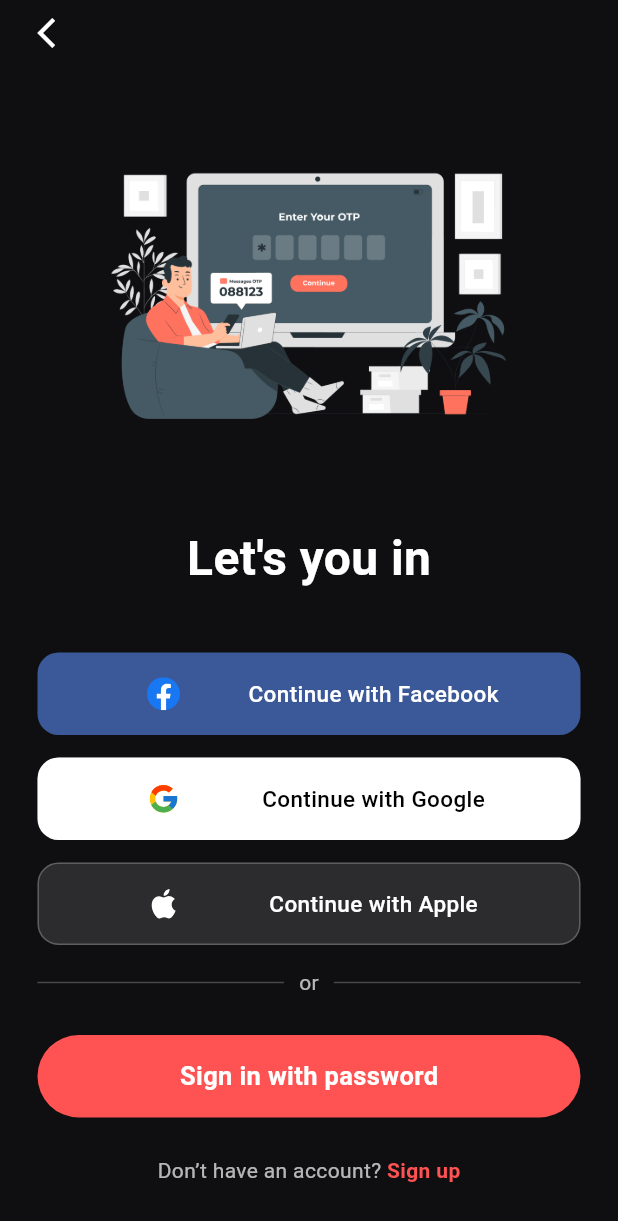
After one commit to vandkeysha/mova_app, a Flutter app: the screen it shows after launch, after a tap on "Get Started", on a phone screen of 412 x 824 dp. The commit adds this screen. Shown: the top 1221 px of the screen. Run offline on Flutter 3.47's test engine with Material 3 defaults, Android fonts, the phone set to English and light mode, and no system bars; our stand-ins replace flutter_svg.

Commit message:
finishing login choice screen

```diff
--- /dev/null
+++ b/lib/screens/login_choice.dart
@@ -0,0 +1,209 @@
+import 'package:flutter/material.dart';
+import 'package:flutter_svg/flutter_svg.dart';
+
+class LoginChoiceScreen extends StatelessWidget {
+  const LoginChoiceScreen({super.key});
+
+  @override
+  Widget build(BuildContext context) {
+    return Scaffold(
+      backgroundColor: Color(0xFF0F0F12),
+      body: SafeArea(
+        child: Padding(
+          padding: EdgeInsets.symmetric(horizontal: 25),
+          child: Column(
+            crossAxisAlignment: CrossAxisAlignment.start,
+            children: [
+
+              SizedBox(height: 10),
+
+              // untuk back button
+              GestureDetector(
+                onTap: () => Navigator.pop(context),
+                child: Icon(Icons.arrow_back_ios, color: Colors.white),
+              ),
+
+              SizedBox(height: 10),
+
+              // ilustrasi untuk image nya
+              Center(
+                child: Image.asset(
+                  "assets/images/login.png",
+                  height: 300,
+                  width: 290,
+                ),
+              ),
+
+              SizedBox(height: 5),
+
+              Center(
+                child: Text(
+                  "Let's you in",
+                  style: TextStyle(
+                    color: Colors.white,
+                    fontSize: 32,
+                    fontWeight: FontWeight.bold,
+                  ),
+                ),
+              ),
+
+              SizedBox(height: 40),
+
+              // facebook button
+              _socialButton(
+                svgPath: "assets/icons/facebook.svg",
+                text: "Continue with Facebook",
+                color: Color(0xFF3b5998),
+              ),
+
+              SizedBox(height: 15),
+
+              // google button
+              _socialButton(
+                svgPath: "assets/icons/google.svg",
+                text: "Continue with Google",
+                color: Colors.white,
+                textColor: Colors.black,
+                borderColor: Colors.white24,
+              ),
+
+              SizedBox(height: 15),
+
+              // Apple button nya
+              _socialButton(
+                svgPath: "assets/icons/apple.svg",
+                text: "Continue with Apple",
+                color: Colors.white12,
+                textColor: Colors.white,
+                borderColor: Colors.white24,
+              ),
+
+              SizedBox(height: 15),
+
+              // untuk divider nya atau garis putih putih nya
+              Row(
+                children: [
+                  Expanded(child: Divider(color: Colors.white24)),
+                  Padding(
+                    padding: EdgeInsets.symmetric(horizontal: 10),
+                    child: Text(
+                      "or",
+                      style: TextStyle(color: Colors.white70),
+                    ),
+                  ),
+                  Expanded(child: Divider(color: Colors.white24)),
+                ],
+              ),
+
+              SizedBox(height: 25),
+
+              // password untuk login button
+              GestureDetector(
+                onTap: () {},
+                child: Container(
+                  height: 55,
+                  decoration: BoxDecoration(
+                    color: Colors.redAccent,
+                    borderRadius: BorderRadius.circular(40),
+                  ),
+                  child: Center(
+                    child: Text(
+                      "Sign in with password",
+                      style: TextStyle(
+                        color: Colors.white,
+                        fontSize: 17,
+                        fontWeight: FontWeight.bold,
+                      ),
+                    ),
+                  ),
+                ),
+              ),
+
+              SizedBox(height: 25),
+
+              // sign up
+              Row(
+                mainAxisAlignment: MainAxisAlignment.center,
+                children: [
+                  Text(
+                    "Don’t have an account? ",
+                    style: TextStyle(color: Colors.white70),
+                  ),
+                  Text(
+                    "Sign up",
+                    style: TextStyle(
+                      color: Colors.redAccent,
+                      fontWeight: FontWeight.bold,
+                    ),
+                  ),
+                ],
+              ),
+            ],
+          ),
+        ),
+      ),
+    );
+  }
+
+      // social button (icon svg)
+          Widget _socialButton({
+            IconData? icon,
+            String? svgPath,
+            required String text,
+            Color color = Colors.white12,
+            Color? textColor,
+            Color? borderColor,
+          }) {
+            return Container(
+              height: 55,
+              decoration: BoxDecoration(
+                color: color,
+                borderRadius: BorderRadius.circular(14),
+                border: Border.all(color: borderColor ?? Colors.transparent),
+              ),
+              child: Row(
+                children: [
+
+                  SizedBox(width: 70), // space kiri
+
+                  // ICON
+                  SizedBox(
+                    height: 26,
+                    width: 26,
+                    child: (svgPath != null)
+                        ? Center(
+                            child: SvgPicture.asset(
+                              svgPath,
+                              height: 22,
+                            ),
+                          )
+                        : Center(
+                            child: Icon(
+                              icon,
+                              color: textColor ?? Colors.white,
+                              size: 26,
+                            ),
+                          ),
+                      ),
+
+                  Spacer(), // dorong teks ke tengah
+
+                  Text(
+                    text,
+                    style: TextStyle(
+                      color: textColor ?? Colors.white,
+                      fontSize: 15,
+                      fontWeight: FontWeight.w500,
+                    ),
+                  ),
+
+                  Spacer(), // biar seimbang kanan-kiri
+
+                  SizedBox(width: 10), // space kanan
+                ],
+              ),
+            );
+          }
+
+
+}
--- /dev/null
+++ b/lib/screens/login_screen.dart
@@ -0,0 +1,16 @@
+import 'package:flutter/material.dart';
+
+class LoginScreen extends StatefulWidget {
+  const LoginScreen({super.key});
+
+  @override
+  State<LoginScreen> createState() => _LoginScreenState();
+}
+
+class _LoginScreenState extends State<LoginScreen> {
+  @override
+  Widget build(BuildContext context) {
+
+    return const Placeholder();
+  }
+}
--- a/lib/screens/onboarding_screen.dart
+++ b/lib/screens/onboarding_screen.dart
@@ -1,5 +1,7 @@
 import 'package:flutter/material.dart';
+import 'package:mova_movie_app/screens/login_choice.dart';
 import '../animations/floating_background.dart';
+
 
 class OnboardingScreen extends StatefulWidget {
   const OnboardingScreen({super.key});
@@ -23,7 +25,7 @@ class _OnboardingScreenState extends State<OnboardingScreen> {
     },
     {
       "title": "Cinema Experience",
-      "subtitle": "Feel the cinematic vibe on your device.\nLet’s begin!"
+      "subtitle": "Feel the cinematic vibe on your device.\nLet's begin!"
     },
   ];
 
@@ -32,7 +34,7 @@ class _OnboardingScreenState extends State<OnboardingScreen> {
     return Scaffold(
       body: Stack(
         children: [
-          /// BACKGROUND FIX — pakai IgnorePointer supaya gesture tidak tertahan
+          /// Background fix — pakai IgnorePointer supaya gesture tidak tertahan
           Container(
             color: Colors.black,
             child: SafeArea(
@@ -69,7 +71,7 @@ class _OnboardingScreenState extends State<OnboardingScreen> {
             ),
           ),
 
-          /// GRADIENT BAWAH
+          /// gradient bawah
           Align(
             alignment: Alignment.bottomCenter,
             child: Container(
@@ -88,7 +90,7 @@ class _OnboardingScreenState extends State<OnboardingScreen> {
             ),
           ),
 
-          /// TEXT PAGE SLIDER (SEKARANG BISA DIGESER)
+          /// Text page slider
           PageView.builder(
             controller: _textController,
             itemCount: contents.length,
@@ -97,31 +99,31 @@ class _OnboardingScreenState extends State<OnboardingScreen> {
               return Column(
                 mainAxisAlignment: MainAxisAlignment.end,
                 children: [
-                  const SizedBox(height: 120),
+                   SizedBox(height: 120),
                   Text(
                     contents[index]["title"]!,
-                    style: const TextStyle(
+                    style:  TextStyle(
                       fontSize: 28,
                       color: Colors.white,
                       fontWeight: FontWeight.bold,
                     ),
                   ),
-                  const SizedBox(height: 8),
+                   SizedBox(height: 8),
                   Text(
                     contents[index]["subtitle"]!,
                     textAlign: TextAlign.center,
-                    style: const TextStyle(
+                    style:  TextStyle(
                       color: Colors.white70,
                       fontSize: 15,
                     ),
                   ),
-                  const SizedBox(height: 160),
+                 SizedBox(height: 160),
                 ],
               );
             },
           ),
 
-          /// DOT INDICATOR
+          /// dot indicator (loading indicator)
           Positioned(
             bottom: 130,
             left: 0,
@@ -130,8 +132,8 @@ class _OnboardingScreenState extends State<OnboardingScreen> {
               mainAxisAlignment: MainAxisAlignment.center,
               children: List.generate(contents.length, (index) {
                 return AnimatedContainer(
-                  duration: const Duration(milliseconds: 300),
-                  margin: const EdgeInsets.symmetric(horizontal: 5),
+                  duration: Duration(milliseconds: 300),
+                  margin: EdgeInsets.symmetric(horizontal: 5),
                   height: 10,
                   width: _currentIndex == index ? 25 : 10,
                   decoration: BoxDecoration(
@@ -145,18 +147,28 @@ class _OnboardingScreenState extends State<OnboardingScreen> {
             ),
           ),
 
-          /// BUTTON GET STARTED
+          /// button get started
+
               Positioned(
                 bottom: 30,
                 left: 25,
                 right: 25,
+                child: GestureDetector(
+                  onTap: () {
+                    Navigator.push(
+                      context,
+                      MaterialPageRoute(
+                        builder: (_) =>  LoginChoiceScreen(),
+                      ),
+                    );
+                  },
                   child: Container(
                     height: 55,
                     decoration: BoxDecoration(
                       color: Colors.redAccent,
                       borderRadius: BorderRadius.circular(35),
                     ),
-              child: const Center(
+                    child:  Center(
                       child: Text(
                         "Get Started",
                         style: TextStyle(
@@ -168,6 +180,7 @@ class _OnboardingScreenState extends State<OnboardingScreen> {
                     ),
                   ),
                 ),
+              ),
         ],
       ),
     );
--- /dev/null
+++ b/lib/screens/register_screen.dart
@@ -0,0 +1,15 @@
+import 'package:flutter/material.dart';
+
+class RegisterScreen extends StatefulWidget {
+  const RegisterScreen({super.key});
+
+  @override
+  State<RegisterScreen> createState() => _RegisterScreenState();
+}
+
+class _RegisterScreenState extends State<RegisterScreen> {
+  @override
+  Widget build(BuildContext context) {
+    return const Placeholder();
+  }
+}
--- a/lib/screens/splash_screen.dart
+++ b/lib/screens/splash_screen.dart
@@ -22,7 +22,7 @@ class _SplashScreenState extends State<SplashScreen>
     // Animasi Logo
     _controller = AnimationController(
       vsync: this,
-      duration: const Duration(milliseconds: 1200),
+      duration:  Duration(milliseconds: 1200),
     );
 
     _scaleAnimation = Tween<double>(begin: 0.7, end: 1.0).animate(
@@ -36,7 +36,7 @@ class _SplashScreenState extends State<SplashScreen>
     _controller.forward();
 
     // ➜ Auto Pindah ke Onboarding
-    Future.delayed(const Duration(seconds: 2), () {
+    Future.delayed(Duration(seconds: 2), () {
       Navigator.pushReplacementNamed(context, '/onboarding');
     });
   }
@@ -50,11 +50,11 @@ class _SplashScreenState extends State<SplashScreen>
   @override
   Widget build(BuildContext context) {
     return Scaffold(
-      backgroundColor: const Color(0xFF121216),
+      backgroundColor: Color(0xFF121216),
       body: SafeArea(
         child: Column(
           children: [
-            // LOGO ANIMASI
+            // logo animasi
             Expanded(
               child: Center(
                 child: FadeTransition(
@@ -71,7 +71,7 @@ class _SplashScreenState extends State<SplashScreen>
               ),
             ),
 
-            // LOADER — Sudah center & posisi bawah aman
+            // Loader — Sudah center & posisi bawah aman
             Padding(
               padding: const EdgeInsets.only(bottom: 60),
               child: Center(
--- a/pubspec.yaml
+++ b/pubspec.yaml
@@ -34,6 +34,8 @@ dependencies:
   # The following adds the Cupertino Icons font to your application.
   # Use with the CupertinoIcons class for iOS style icons.
   cupertino_icons: ^1.0.8
+  cached_network_image: ^3.4.1
+  flutter_svg: ^2.2.3
 
 dev_dependencies:
   flutter_test:
@@ -61,6 +63,8 @@ flutter:
   assets:
     - assets/images/logo.png
     - assets/images/
+    - assets/images/login.png
+    - assets/icons/
 
   # An image asset can refer to one or more resolution-specific "variants", see
   # https://flutter.dev/to/resolution-aware-images
```
Also changed, not shown: assets/icons/apple.svg (added), assets/icons/facebook.svg (added), assets/icons/google.svg (added), assets/images/login.png (added), pubspec.lock, 1 other file. Lines whose indentation alone changed are shown as unchanged.
